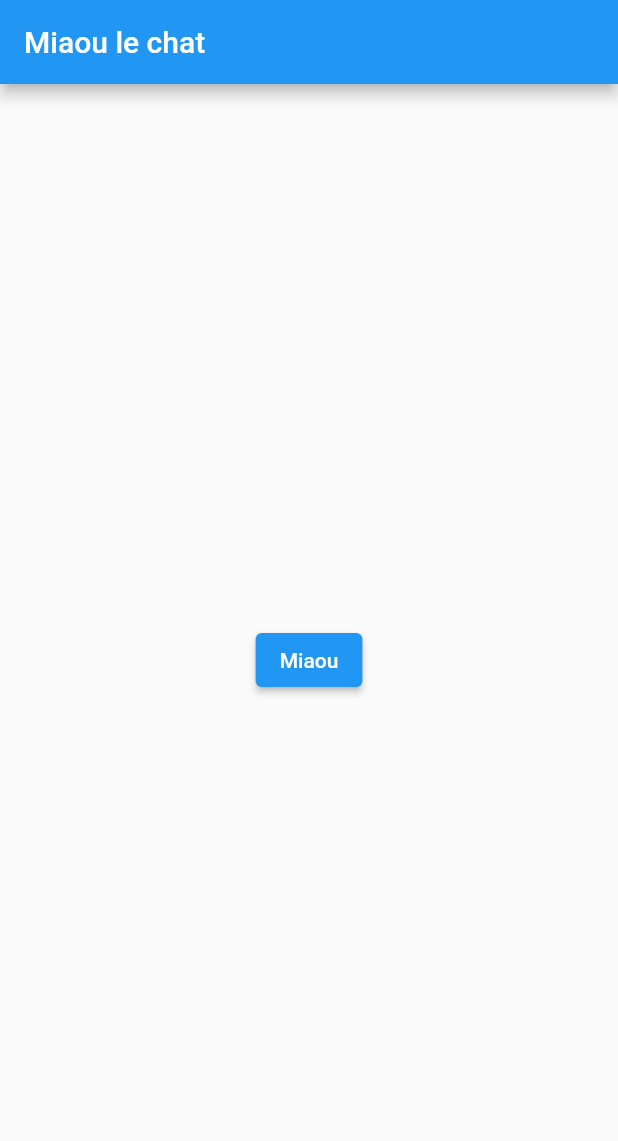
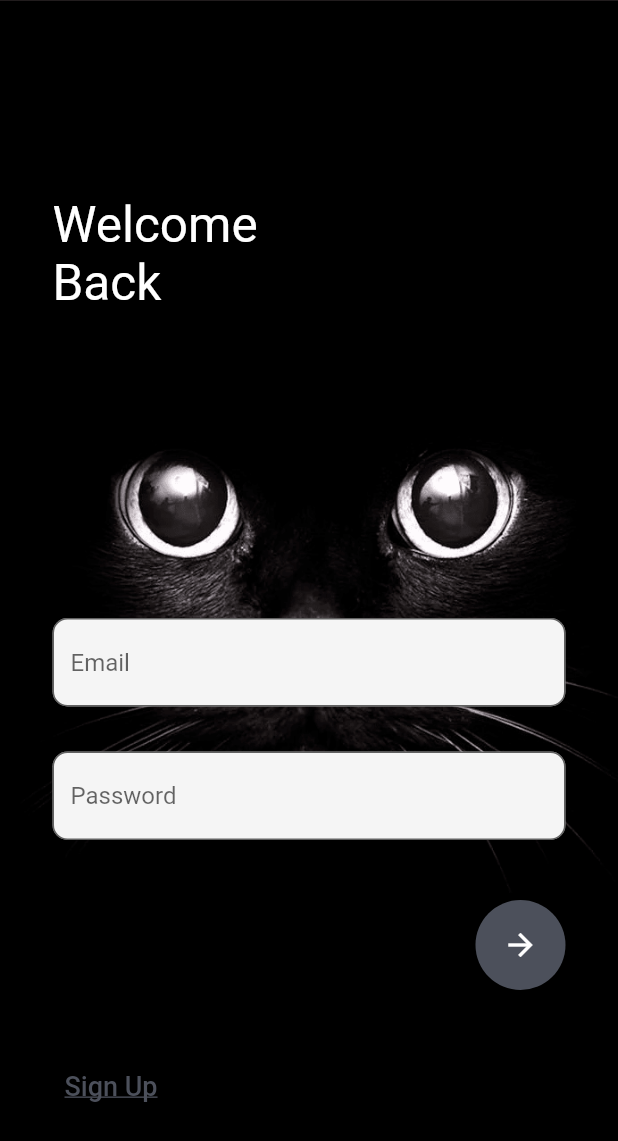
Before and after one commit to Respoun/miaou, a Flutter app: the screen it shows after launch, on a phone screen of 412 x 824 dp. Shown: the top 1141 px of the screen. Run offline on Flutter 3.47's test engine with Material 2 defaults, Android fonts, the phone set to English and light mode, and no system bars; our stand-ins replace google_maps_flutter, location.

Commit message:
login register splashscreen

```diff
--- /dev/null
+++ b/miaou/lib/login.dart
@@ -0,0 +1,122 @@
+import 'package:flutter/material.dart';
+
+class MyLogin extends StatefulWidget {
+  const MyLogin({Key? key}) : super(key: key);
+
+  @override
+  _MyLoginState createState() => _MyLoginState();
+}
+
+class _MyLoginState extends State<MyLogin> {
+  @override
+  Widget build(BuildContext context) {
+    return Container(
+      decoration: BoxDecoration(
+        image: DecorationImage(
+            image: AssetImage('assets/background_cat.png'), fit: BoxFit.cover),
+      ),
+      child: Scaffold(
+        backgroundColor: Colors.transparent,
+        body: Stack(
+          children: [
+            Container(),
+            Container(
+              padding: EdgeInsets.only(left: 35, top: 130),
+              child: Text(
+                'Welcome\nBack',
+                style: TextStyle(color: Colors.white, fontSize: 33),
+              ),
+            ),
+            SingleChildScrollView(
+              child: Container(
+                padding: EdgeInsets.only(
+                    top: MediaQuery.of(context).size.height * 0.5),
+                child: Column(
+                  crossAxisAlignment: CrossAxisAlignment.start,
+                  children: [
+                    Container(
+                      margin: EdgeInsets.only(left: 35, right: 35),
+                      child: Column(
+                        children: [
+                          TextField(
+                            style: TextStyle(color: Colors.black),
+                            decoration: InputDecoration(
+                                fillColor: Colors.grey.shade100,
+                                filled: true,
+                                hintText: "Email",
+                                border: OutlineInputBorder(
+                                  borderRadius: BorderRadius.circular(10),
+                                )),
+                          ),
+                          SizedBox(
+                            height: 30,
+                          ),
+                          TextField(
+                            style: TextStyle(),
+                            obscureText: true,
+                            decoration: InputDecoration(
+                                fillColor: Colors.grey.shade100,
+                                filled: true,
+                                hintText: "Password",
+                                border: OutlineInputBorder(
+                                  borderRadius: BorderRadius.circular(10),
+                                )),
+                          ),
+                          SizedBox(
+                            height: 40,
+                          ),
+                          Row(
+                            mainAxisAlignment: MainAxisAlignment.spaceBetween,
+                            children: [
+                              Text(
+                                'Sign in',
+                                style: TextStyle(
+                                    fontSize: 27, fontWeight: FontWeight.w700),
+                              ),
+                              CircleAvatar(
+                                radius: 30,
+                                backgroundColor: Color(0xff4c505b),
+                                child: IconButton(
+                                    color: Colors.white,
+                                    onPressed: () {},
+                                    icon: const Icon(
+                                      Icons.arrow_forward,
+                                    )),
+                              )
+                            ],
+                          ),
+                          SizedBox(
+                            height: 40,
+                          ),
+                          Row(
+                            mainAxisAlignment: MainAxisAlignment.spaceBetween,
+                            children: [
+                              TextButton(
+                                onPressed: () {
+                                  Navigator.pushNamed(context, 'register');
+                                },
+                                child: const Text(
+                                  'Sign Up',
+                                  textAlign: TextAlign.left,
+                                  style: TextStyle(
+                                      decoration: TextDecoration.underline,
+                                      color: Color(0xff4c505b),
+                                      fontSize: 18),
+                                ),
+                                style: ButtonStyle(),
+                              ),
+                            ],
+                          )
+                        ],
+                      ),
+                    )
+                  ],
+                ),
+              ),
+            ),
+          ],
+        ),
+      ),
+    );
+  }
+}
--- a/miaou/pubspec.yaml
+++ b/miaou/pubspec.yaml
@@ -62,6 +62,9 @@ flutter:
   # To add assets to your application, add an assets section, like this:
   assets:
     - assets/map.json
+    - assets/mohhhtropmimi.png
+    - assets/login-background.jpeg
+    - assets/background_cat.png
   #   - images/a_dot_ham.jpeg
 
   # An image asset can refer to one or more resolution-specific "variants", see
```
Also changed, not shown: miaou/lib/main.dart (+16 -2 lines), miaou/lib/register.dart (added, +173 -0 lines), miaou/lib/splash.dart (added, +58 -0 lines), miaou/assets/380428.webp (added), miaou/assets/background_cat.png (added), miaou/assets/mohhhtropmimi.png (added), 1 other file.
